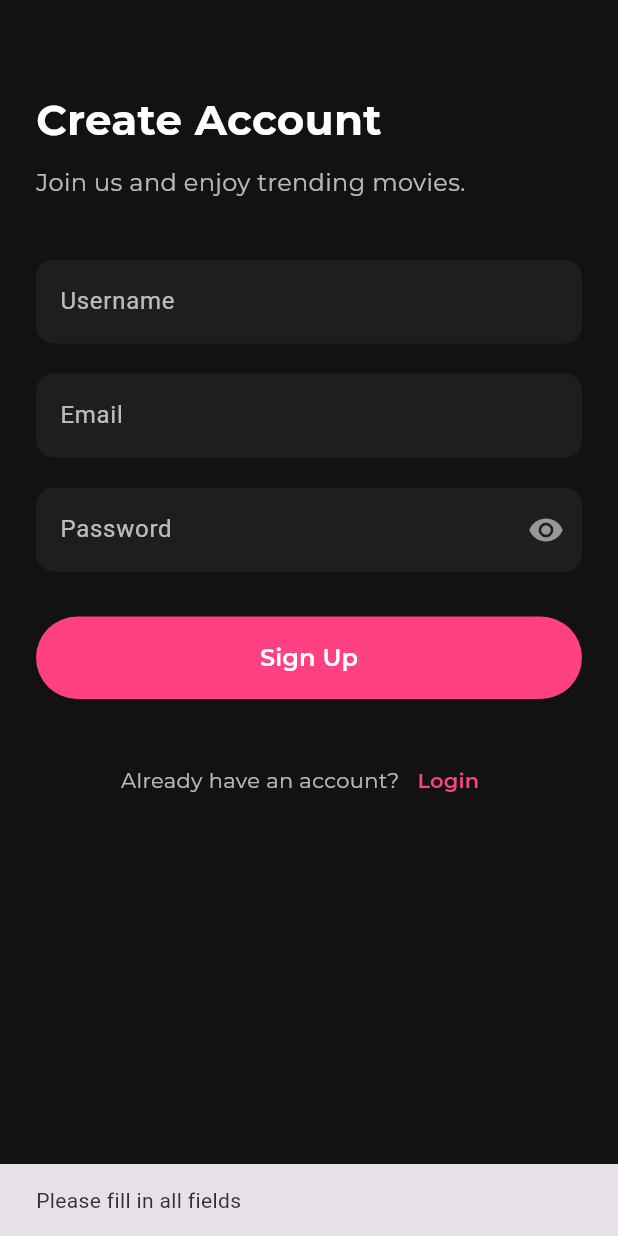
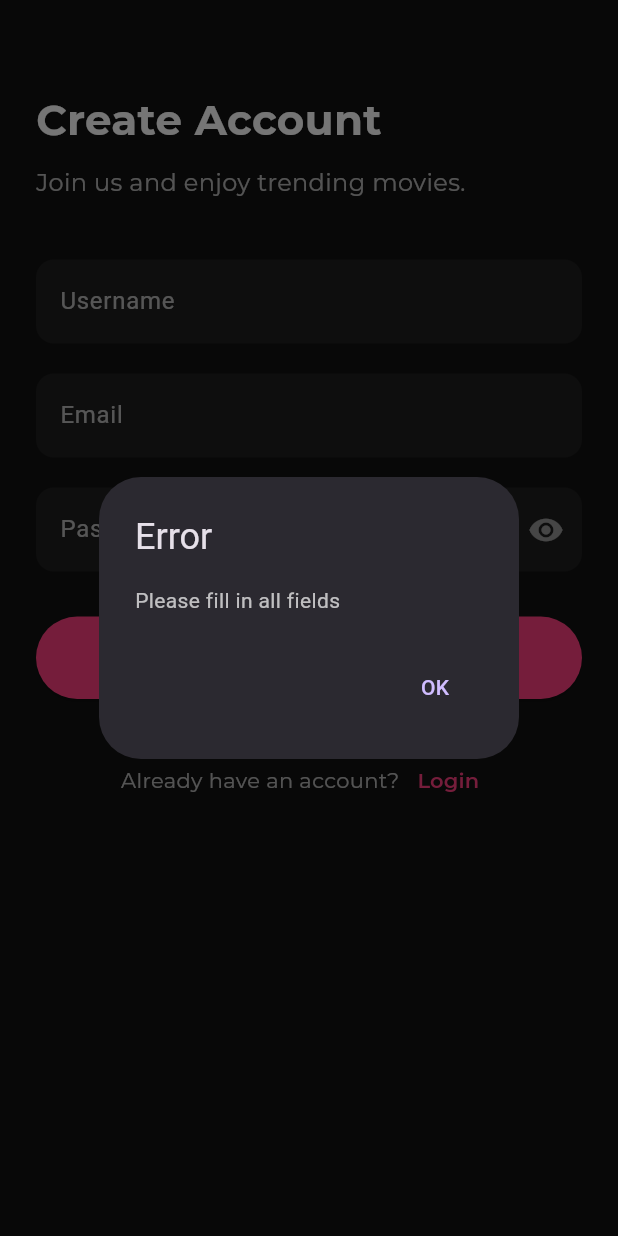
Before and after one commit to Nita9ice/Trend-View, a Flutter app: the SignUpScreen screen opened by its route, after a tap on "Sign Up", on a phone screen of 412 x 824 dp. Run offline on Flutter 3.47's test engine with Material 3 defaults, Android fonts, the phone set to English and light mode, and no system bars; our stand-ins replace carousel_slider, cloud_firestore, firebase_auth, firebase_core, google_fonts, smooth_page_indicator; accounts and stored records are empty.

Commit message:
pubspec yaml update and added a dialog box

```diff
--- /dev/null
+++ b/devtools_options.yaml
@@ -0,0 +1,3 @@
+description: This file stores settings for Dart & Flutter DevTools.
+documentation: https://docs.flutter.dev/tools/devtools/extensions#configure-extension-enablement-states
+extensions:
--- /dev/null
+++ b/lib/components/dialog_box.dart
@@ -0,0 +1,64 @@
+import 'package:flutter/material.dart';
+
+class DialogBox {
+  // Show success dialog
+  static void showSuccessDialog(BuildContext context, String message) {
+    showDialog(
+      context: context,
+      builder: (BuildContext context) {
+        return AlertDialog(
+          title: const Text('Success'),
+          content: Text(message),
+          actions: [
+            TextButton(
+              onPressed: () => Navigator.of(context).pop(),
+              child: const Text('OK'),
+            ),
+          ],
+        );
+      },
+    );
+  }
+
+  // Show error dialog
+  static void showErrorDialog(BuildContext context, String message) {
+    showDialog(
+      context: context,
+      builder: (BuildContext context) {
+        return AlertDialog(
+          title: const Text('Error'),
+          content: Text(message),
+          actions: [
+            TextButton(
+              onPressed: () => Navigator.of(context).pop(),
+              child: const Text('OK'),
+            ),
+          ],
+        );
+      },
+    );
+  }
+
+  // Show general info dialog
+  static void showInfoDialog(
+    BuildContext context,
+    String title,
+    String message,
+  ) {
+    showDialog(
+      context: context,
+      builder: (BuildContext context) {
+        return AlertDialog(
+          title: Text(title),
+          content: Text(message),
+          actions: [
+            TextButton(
+              onPressed: () => Navigator.of(context).pop(),
+              child: const Text('OK'),
+            ),
+          ],
+        );
+      },
+    );
+  }
+}
--- a/lib/screens/signup.dart
+++ b/lib/screens/signup.dart
@@ -2,6 +2,7 @@ import 'package:flutter/material.dart';
 import 'package:firebase_auth/firebase_auth.dart';
 import 'package:google_fonts/google_fonts.dart';
 import 'package:trendveiw/components/buttton.dart';
+import 'package:trendveiw/components/dialog_box.dart';
 import 'package:trendveiw/components/text_field.dart';
 import 'package:trendveiw/services/auth_service.dart';
 
@@ -23,9 +24,7 @@ class _SignUpScreenState extends State<SignUpScreen> {
     if (usernameController.text.isEmpty ||
         emailController.text.isEmpty ||
         passwordController.text.isEmpty) {
-      ScaffoldMessenger.of(context).showSnackBar(
-        const SnackBar(content: Text('Please fill in all fields')),
-      );
+      DialogBox.showErrorDialog(context, 'Please fill in all fields');
       return false;
     }
     return true;
@@ -45,6 +44,10 @@ class _SignUpScreenState extends State<SignUpScreen> {
         usernameController.text.trim(),
       );
 
+      DialogBox.showSuccessDialog(
+        context,
+        'Account created! Please verify your email.',
+      );
       Navigator.pushNamed(context, '/verify');
     } on FirebaseAuthException catch (e) {
       String message = 'Sign up failed';
@@ -55,13 +58,9 @@ class _SignUpScreenState extends State<SignUpScreen> {
       } else if (e.code == 'invalid-email') {
         message = 'Invalid email address.';
       }
-      ScaffoldMessenger.of(
-        context,
-      ).showSnackBar(SnackBar(content: Text(message)));
+      DialogBox.showErrorDialog(context, message);
     } catch (e) {
-      ScaffoldMessenger.of(
-        context,
-      ).showSnackBar(SnackBar(content: Text('Error: $e')));
+      DialogBox.showErrorDialog(context, 'An unexpected error occurred: $e');
     } finally {
       setState(() {
         isLoading = false;
@@ -91,10 +90,7 @@ class _SignUpScreenState extends State<SignUpScreen> {
                   style: GoogleFonts.montserrat(
                     fontSize: 28,
                     fontWeight: FontWeight.bold,
-                    color:
-                        isDark
-                            ? const Color.fromRGBO(255, 255, 255, 1)
-                            : const Color.fromRGBO(0, 0, 0, 1),
+                    color: isDark ? Colors.white : Colors.black,
                   ),
                 ),
                 const SizedBox(height: 10),
@@ -102,10 +98,7 @@ class _SignUpScreenState extends State<SignUpScreen> {
                   'Join us and enjoy trending movies.',
                   style: GoogleFonts.montserrat(
                     fontSize: 16,
-                    color:
-                        isDark
-                            ? const Color.fromRGBO(255, 255, 255, 0.7)
-                            : const Color.fromRGBO(0, 0, 0, 0.7),
+                    color: isDark ? Colors.white70 : Colors.black87,
                   ),
                 ),
                 const SizedBox(height: 40),
@@ -123,10 +116,7 @@ class _SignUpScreenState extends State<SignUpScreen> {
                   suffixIcon: IconButton(
                     icon: Icon(
                       showPassword ? Icons.visibility_off : Icons.visibility,
-                      color:
-                          isDark
-                              ? Colors.white54
-                              : const Color.fromRGBO(0, 0, 0, 0.6),
+                      color: isDark ? Colors.white54 : Colors.black54,
                     ),
                     onPressed: () {
                       setState(() {
@@ -146,10 +136,7 @@ class _SignUpScreenState extends State<SignUpScreen> {
                     Text(
                       "Already have an account?",
                       style: GoogleFonts.montserrat(
-                        color:
-                            isDark
-                                ? const Color.fromRGBO(255, 255, 255, 0.7)
-                                : const Color.fromRGBO(0, 0, 0, 0.6),
+                        color: isDark ? Colors.white70 : Colors.black54,
                       ),
                     ),
                     TextButton(
--- a/pubspec.yaml
+++ b/pubspec.yaml
@@ -37,7 +37,6 @@ dependencies:
   google_fonts: ^6.2.1
   smooth_page_indicator: ^1.2.1
   firebase_auth: ^5.5.4
-  dependencies:
   firebase_storage: ^12.4.6
   cloud_firestore: ^5.6.8
   firebase_core: ^3.13.1
@@ -46,6 +45,7 @@ dependencies:
   async_builder: ^1.3.1+1
   youtube_player_flutter: ^9.1.1
   image_picker: ^1.1.2
+  provider: ^6.1.5
 
 dev_dependencies:
   flutter_test:
```
Also changed, not shown: lib/screens/forgot_password.dart (+9 -7 lines), lib/screens/login_screen.dart (+15 -14 lines), lib/screens/verify_email.dart (+31 -33 lines).
